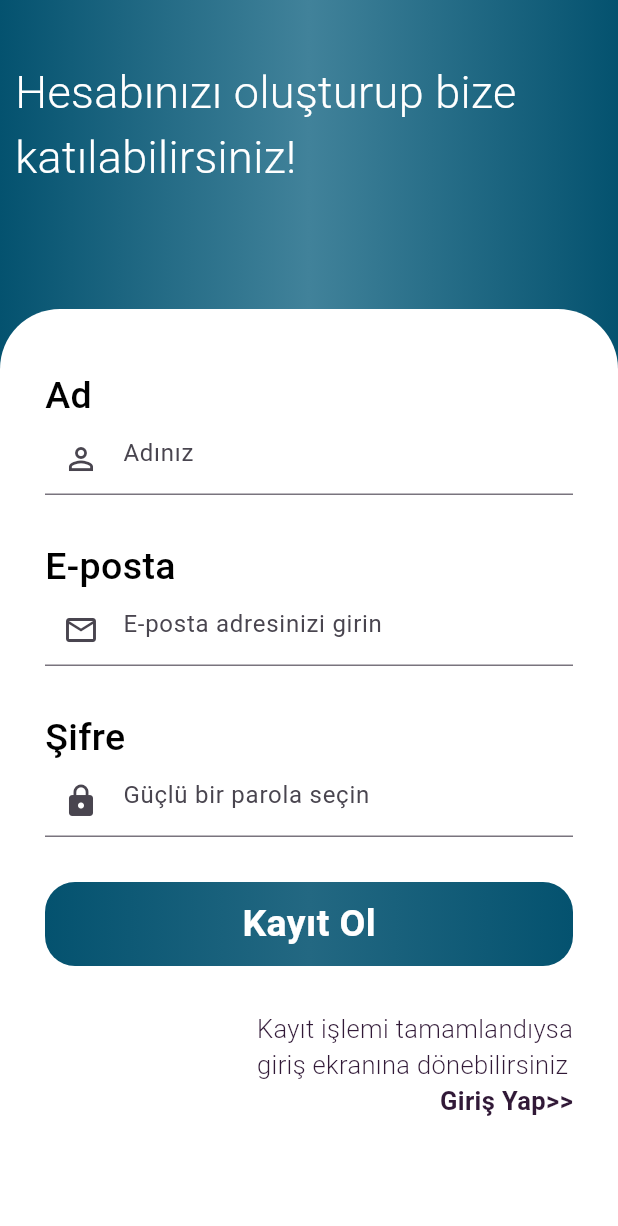
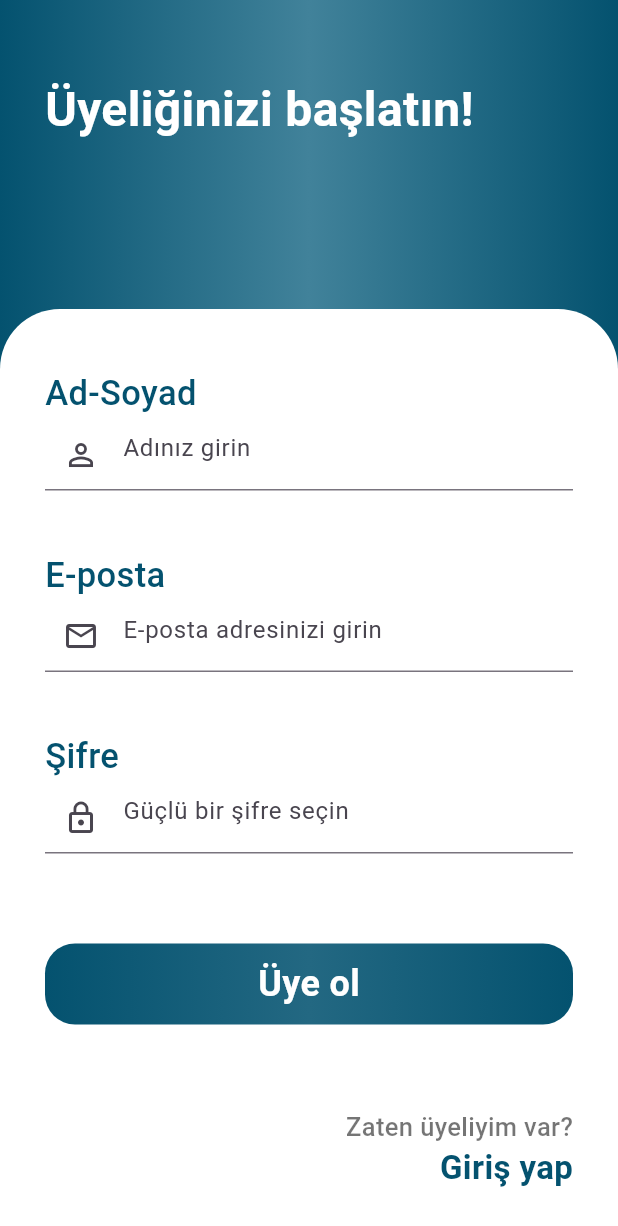
Before and after one commit to 19e9/MyKuaforShop, a Flutter app: the SingUp screen opened directly, on a phone screen of 412 x 824 dp. Shown: the top 1226 px of the screen. Run offline on Flutter 3.47's test engine with Material 3 defaults, Android fonts, the phone set to English and light mode, and no system bars; our stand-ins replace cloud_firestore, firebase_auth, firebase_core; accounts and stored records are empty.

Commit message:
General improvements and bug fixes.

```diff
--- a/lib/pages/signup.dart
+++ b/lib/pages/signup.dart
@@ -8,10 +8,10 @@ class SingUp extends StatefulWidget {
   const SingUp({super.key});
 
   @override
-  State<SingUp> createState() => _SingUpState();
+  State<SingUp> createState() => _SignUpState();
 }
 
-class _SingUpState extends State<SingUp> {
+class _SignUpState extends State<SingUp> {
   String? name, mail, password;
 
   TextEditingController namecontroller = new TextEditingController();
@@ -25,24 +25,41 @@ class _SingUpState extends State<SingUp> {
       try {
         UserCredential userCredential = await FirebaseAuth.instance
             .createUserWithEmailAndPassword(email: mail!, password: password!);
+        //String id = randomAlphaNumeric(10);
+        //await SharedpreferenceHelper().saveUserName(namecontroller.text);
+        //await SharedpreferenceHelper().saveUserEmail(emailcontroller.text);
+        //await SharedpreferenceHelper().saveUserImage("https://firebasestorage.googleapis.com/v0/b/barberapp-ebcc1.appspot.com/o/icon1.png?alt=media&token=0fad24a5-a01b-4d67-b4a0-676fbc75b34a");
+        //await SharedpreferenceHelper().saveUserId(id);
+        // Map<String, dynamic> userInfoMap = {
+        //   "Name": namecontroller.text,
+        //   "Email": emailcontroller.text,
+        //  "Id": id,
+        // "Image":
+        //     "https://firebasestorage.googleapis.com/v0/b/barberapp-ebcc1.appspot.com/o/icon1.png?alt=media&token=0fad24a5-a01b-4d67-b4a0-676fbc75b34a"
+        //};
+        //await DatabaseMethods().addUserDetails(userInfoMap, id);
         ScaffoldMessenger.of(context).showSnackBar(SnackBar(
           content: Text(
             "Üyeliğiniz başarıyla oluşturuldu",
             style: TextStyle(fontSize: 20.0),
-        )));
-        Navigator.push(
-            context, MaterialPageRoute(builder: (context) => Home()));
+          ),
+        ));
+        // ignore: use_build_context_synchronously
+        Navigator.pushReplacement(
+          context,
+          MaterialPageRoute(builder: (context) => Home()),
+        );
       } on FirebaseAuthException catch (e) {
-        if (e.code == 'Girdiniz şifre çok zayif') {
+        if (e.code == 'zayıf şifre') {
           ScaffoldMessenger.of(context).showSnackBar(SnackBar(
               content: Text(
-            "Girdiğiniz Şifre çok zayıf",
+            "Girdiniz şifre çok zayıf",
             style: TextStyle(fontSize: 20.0),
           )));
-        } else if (e.code == "E-posta zaten kullanımda") {
+        } else if (e.code == "e-posta zaten kullanımda") {
           ScaffoldMessenger.of(context).showSnackBar(SnackBar(
               content: Text(
-            "Girdiğiniz e-posta adresiyle zaten bir hesap mevcutur",
+            "Zaten üyesiniz, lütfen giriş yapın.",
             style: TextStyle(fontSize: 20.0),
           )));
         }
@@ -57,7 +74,10 @@ class _SingUpState extends State<SingUp> {
         child: Stack(
           children: [
             Container(
-              padding: EdgeInsets.only(top: 40.0, left: 10.0),
+              padding: EdgeInsets.only(
+                top: 50.0,
+                left: 30.0,
+              ),
               height: MediaQuery.of(context).size.height / 2,
               width: MediaQuery.of(context).size.width,
               decoration: BoxDecoration(
@@ -67,15 +87,16 @@ class _SingUpState extends State<SingUp> {
                 Color.fromARGB(255, 4, 82, 111)
               ])),
               child: Text(
-                "Hesabınızı oluşturup bize katılabilirsiniz!",
+                "Üyeliğinizi başlatın!",
                 style: TextStyle(
                     color: Colors.white,
-                    fontSize: 30.0,
-                    fontWeight: FontWeight.w300),
+                    fontSize: 32.0,
+                    fontWeight: FontWeight.bold),
               ),
             ),
             Container(
-              padding: EdgeInsets.only(top: 40.0, left: 30.0, right: 30.0),
+              padding: EdgeInsets.only(
+                  top: 40.0, left: 30.0, right: 30.0, bottom: 30.0),
               margin:
                   EdgeInsets.only(top: MediaQuery.of(context).size.height / 4),
               height: MediaQuery.of(context).size.height,
@@ -83,18 +104,18 @@ class _SingUpState extends State<SingUp> {
               decoration: BoxDecoration(
                   color: Colors.white,
                   borderRadius: BorderRadius.only(
-                      topLeft: Radius.circular(40.0),
-                      topRight: Radius.circular(40.0))),
+                      topLeft: Radius.circular(40),
+                      topRight: Radius.circular(40))),
               child: Form(
                 key: _formkey,
                 child: Column(
                   crossAxisAlignment: CrossAxisAlignment.start,
                   children: [
                     Text(
-                      "Ad",
+                      "Ad-Soyad",
                       style: TextStyle(
-                          color: Colors.black,
-                          fontSize: 25.0,
+                          color: Color.fromARGB(255, 4, 82, 111),
+                          fontSize: 23.0,
                           fontWeight: FontWeight.w500),
                     ),
                     TextFormField(
@@ -106,23 +127,23 @@ class _SingUpState extends State<SingUp> {
                       },
                       controller: namecontroller,
                       decoration: InputDecoration(
-                          hintText: "Adınız",
+                          hintText: "Adınız girin",
                           prefixIcon: Icon(Icons.person_outline)),
                     ),
                     SizedBox(
-                      height: 30.0,
+                      height: 40.0,
                     ),
                     Text(
                       "E-posta",
                       style: TextStyle(
-                          color: Colors.black,
-                          fontSize: 25.0,
+                          color: Color.fromARGB(255, 4, 82, 111),
+                          fontSize: 23.0,
                           fontWeight: FontWeight.w500),
                     ),
                     TextFormField(
                       validator: (value) {
                         if (value == null || value.isEmpty) {
-                          return 'Lütfen E-posta giriniz';
+                          return 'Lütfen E-posta adresinizi girin';
                         }
                         return null;
                       },
@@ -132,35 +153,44 @@ class _SingUpState extends State<SingUp> {
                           prefixIcon: Icon(Icons.mail_outline)),
                     ),
                     SizedBox(
-                      height: 30.0,
+                      height: 40.0,
                     ),
                     Text(
                       "Şifre",
                       style: TextStyle(
-                          color: Colors.black,
-                          fontSize: 25.0,
+                          color: Color.fromARGB(255, 4, 82, 111),
+                          fontSize: 23.0,
                           fontWeight: FontWeight.w500),
                     ),
                     TextFormField(
                       validator: (value) {
                         if (value == null || value.isEmpty) {
-                          return 'Lütfen güçlü bir şifre giriniz';
+                          return 'Lütfen güçlü bir şifre seçin';
                         }
                         return null;
                       },
                       controller: passwordcontroller,
                       decoration: InputDecoration(
-                          hintText: "Güçlü bir parola seçin",
-                          prefixIcon: Icon(Icons.lock)),
+                        hintText: "Güçlü bir şifre seçin",
+                        prefixIcon: Icon(Icons.lock_outline),
+                      ),
                       obscureText: true,
                     ),
                     SizedBox(
-                      height: 20.0,
+                      height: 60.0,
                     ),
-                    SizedBox(
-                      height: 10.0,
-                    ),
-                    Container(
+                    GestureDetector(
+                      onTap: () {
+                        if (_formkey.currentState!.validate()) {
+                          setState(() {
+                            mail = emailcontroller.text;
+                            name = namecontroller.text;
+                            password = passwordcontroller.text;
+                          });
+                        }
+                        registration();
+                      },
+                      child: Container(
                         padding: EdgeInsets.symmetric(vertical: 10.0),
                         width: MediaQuery.of(context).size.width,
                         decoration: BoxDecoration(
@@ -169,30 +199,28 @@ class _SingUpState extends State<SingUp> {
                               Color.fromARGB(255, 35, 104, 130),
                               Color.fromARGB(255, 4, 82, 111)
                             ]),
-                          borderRadius: BorderRadius.circular(20.0)),
+                            borderRadius: BorderRadius.circular(20)),
                         child: Center(
                             child: Text(
-                          "Kayıt Ol",
+                          "Üye ol",
                           style: TextStyle(
                               color: Colors.white,
-                              fontSize: 25.0,
+                              fontSize: 24.0,
                               fontWeight: FontWeight.bold),
+                        )),
                       ),
                     ),
-                    ),
-                    SizedBox(
-                      height: 30.0,
-                    ),
+                    Spacer(),
                     Row(
                       mainAxisAlignment: MainAxisAlignment.end,
                       children: [
                         Text(
-                          "Kayıt işlemi tamamlandıysa\ngiriş ekranına dönebilirsiniz",
+                          "Zaten üyeliyim var?",
                           style: TextStyle(
-                              color: Color(0xFF311937),
+                              color: Colors.black54,
                               fontSize: 17.0,
-                              fontWeight: FontWeight.w300),
-                        )
+                              fontWeight: FontWeight.w500),
+                        ),
                       ],
                     ),
                     GestureDetector(
@@ -204,19 +232,19 @@ class _SingUpState extends State<SingUp> {
                         mainAxisAlignment: MainAxisAlignment.end,
                         children: [
                           Text(
-                            "Giriş Yap>>",
+                            "Giriş yap",
                             style: TextStyle(
-                                color: Color(0xFF311937),
-                                fontSize: 17.0,
+                                color: Color.fromARGB(255, 4, 82, 111),
+                                fontSize: 22.0,
                                 fontWeight: FontWeight.bold),
-                          )
+                          ),
                         ],
                       ),
                     ),
                   ],
                 ),
               ),
-            )
+            ),
           ],
         ),
       ),
```
Also changed, not shown: lib/pages/login.dart (+16 -4 lines). Lines whose indentation alone changed are shown as unchanged.
